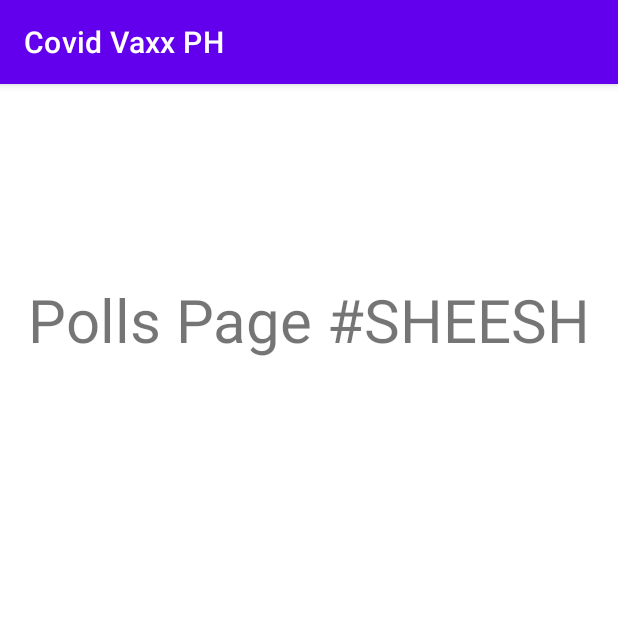
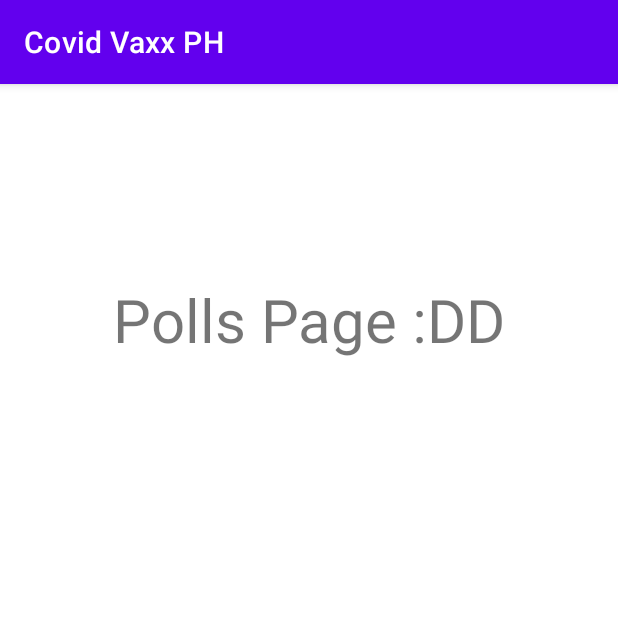
Before and after one commit to hannahdeniseee/r2y-04_app, an Android app: the polls screen opened directly, with no data from a screen before it, on a phone screen of 412 x 824 dp, the top half of it. Run offline under Robolectric (Android 15) with nearby library versions, the phone set to English and light mode, and no system bars.

Commit message:
mira git haver

```diff
--- a/app/src/main/res/layout/activity_polls.xml
+++ b/app/src/main/res/layout/activity_polls.xml
@@ -9,7 +9,7 @@
     <TextView
         android:layout_width="wrap_content"
         android:layout_height="wrap_content"
-        android:text="Polls Page #SHEESH"
+        android:text="Polls Page :DD"
         android:textSize="40dp"
         app:layout_constraintBottom_toBottomOf="parent"
         app:layout_constraintLeft_toLeftOf="parent"
```
